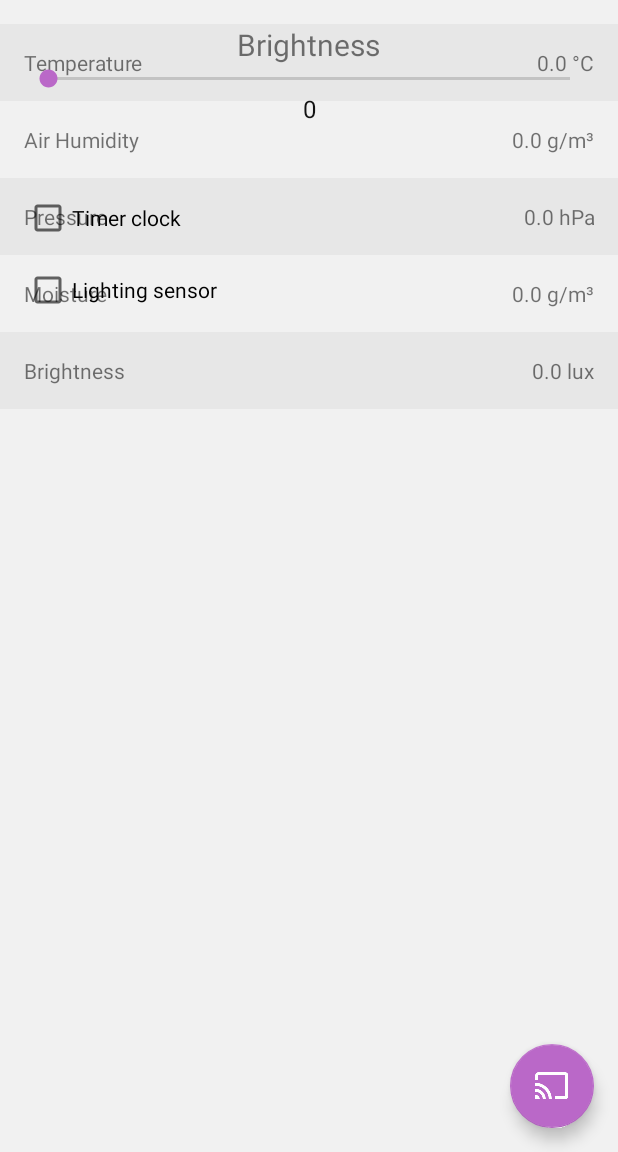
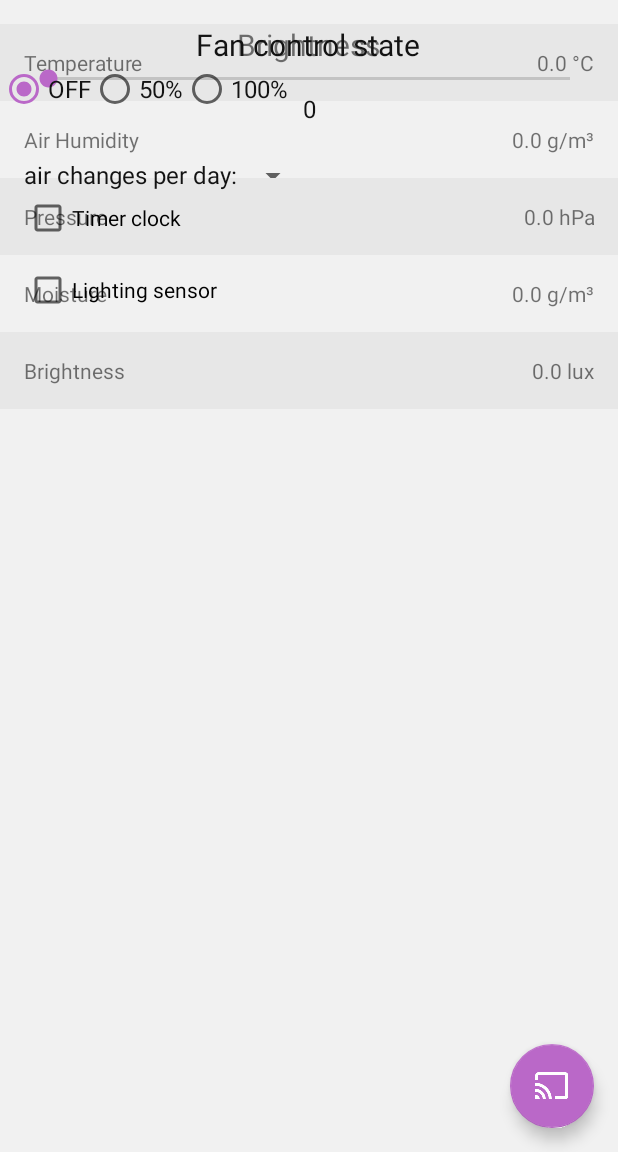
Before and after one commit to FelixTaylor/RemoteGreenHouse, an Android app: the screen it shows after launch (MainActivity), on a phone screen of 412 x 824 dp, the part 84-1236 px from its top. Run offline under Robolectric (Android 15) with nearby library versions, the phone set to English and light mode, and no system bars; 4 statements that could not run were skipped.

Commit message:
initial push

```diff
--- a/RemoteGreenHouse/app/src/main/java/project/group/remotegreenhouse/MainActivity.java
+++ b/RemoteGreenHouse/app/src/main/java/project/group/remotegreenhouse/MainActivity.java
@@ -15,17 +15,19 @@ import android.os.Bundle;
 import android.support.v7.widget.Toolbar;
 import android.text.Editable;
 import android.text.TextWatcher;
-import android.text.format.DateFormat;
 import android.text.format.DateUtils;
 import android.util.Log;
 import android.view.LayoutInflater;
 import android.view.Menu;
 import android.view.MenuItem;
 import android.view.View;
+import android.widget.ArrayAdapter;
 import android.widget.CheckBox;
 import android.widget.CompoundButton;
 import android.widget.LinearLayout;
+import android.widget.RadioButton;
 import android.widget.SeekBar;
+import android.widget.Spinner;
 import android.widget.TabHost;
 import android.widget.TableLayout;
 import android.widget.TextView;
@@ -36,11 +38,8 @@ import java.io.InputStream;
 import java.io.OutputStream;
 import java.text.SimpleDateFormat;
 import java.util.Calendar;
-import java.util.Date;
-import java.util.Locale;
 import java.util.Set;
 import java.util.TimeZone;
-import java.util.concurrent.TimeUnit;
 
 import static java.sql.Types.NULL;
 
@@ -254,6 +253,21 @@ public class MainActivity extends AppCompatActivity implements
             controlValues[0] = sb_LEDLightControl.getProgress();
             setLightControl();
             sendControlValues();
+        }
+    }
+    public void onRadioButtonClickedFan(View view){
+        boolean checked = ((RadioButton) view).isChecked();
+        switch(view.getId()){
+            case R.id.rbtn_fanoff:
+
+                break;
+            case R.id.rbtn_fanpartialload:
+
+                break;
+
+            case R.id.rbtn_fanfullload:
+
+                break;
         }
     }
 
@@ -590,6 +604,13 @@ public class MainActivity extends AppCompatActivity implements
             chb_lightingSensor.setChecked(false);
         }
 
+
+        //ventilation tab
+        Spinner spin_airChange = findViewById(R.id.spin_airchange);
+        ArrayAdapter<CharSequence> adapter = ArrayAdapter.createFromResource(this,
+                R.array.array_airCchange, android.R.layout.simple_spinner_item);
+        adapter.setDropDownViewResource(android.R.layout.simple_spinner_dropdown_item);
+        spin_airChange.setAdapter(adapter);
     }
 
     private final BroadcastReceiver mReceiver = new BroadcastReceiver() {
--- a/RemoteGreenHouse/app/src/main/res/layout/tab_ventilation.xml
+++ b/RemoteGreenHouse/app/src/main/res/layout/tab_ventilation.xml
@@ -1,4 +1,32 @@
 <?xml version="1.0" encoding="utf-8"?>
-<LinearLayout style="@style/Container" xmlns:android="http://schemas.android.com/apk/res/android" >
+<LinearLayout xmlns:android="http://schemas.android.com/apk/res/android" style="@style/Container"
+    android:paddingTop="@dimen/default_activity_padding">
+
+    <TextView style="@style/Label.Title" android:text="@string/label_fanState"
+        android:layout_gravity="center"/>
+
+    <RadioGroup xmlns:android="http://schemas.android.com/apk/res/android" android:orientation="horizontal"
+        android:layout_width="match_parent" android:layout_height="wrap_content"
+        android:layout_gravity="center" >
+
+        <RadioButton android:id="@+id/rbtn_fanoff" style="@style/radioButton"
+            android:text="@string/state_off" android:onClick="onRadioButtonClickedFan"
+            android:checked="true" />
+
+        <RadioButton android:id="@+id/rbtn_fanpartialload" style="@style/radioButton"
+            android:text="@string/state_partial_load" android:onClick="onRadioButtonClickedFan" />
+
+        <RadioButton android:id="@+id/rbtn_fanfullload" style="@style/radioButton"
+            android:text="@string/state_full_load" android:onClick="onRadioButtonClickedFan" />
+
+    </RadioGroup>
+
+    <LinearLayout style="@style/Container.Horizontal" android:paddingTop="30dp">
+        <TextView style="@style/Label"
+            android:text="@string/label_airchange" android:layout_gravity="left"/>
+
+        <Spinner android:id="@+id/spin_airchange" android:paddingStart="30dp"
+            android:layout_width="wrap_content"   android:layout_height="wrap_content" />
+    </LinearLayout>
 
 </LinearLayout>
--- a/RemoteGreenHouse/app/src/main/res/values/strings.xml
+++ b/RemoteGreenHouse/app/src/main/res/values/strings.xml
@@ -18,6 +18,8 @@
     <string name="label_tabWatering">Watering</string>
     <string name="label_timerClock">Timer clock</string>
     <string name="label_lightingSensor">Lighting sensor</string>
+    <string name="label_fanState">Fan control state</string>
+    <string name="label_airchange">air changes per day:</string>
 
     <array name="array_label_identifiers">
         <item>@string/label_temperature</item>
@@ -26,6 +28,12 @@
         <item>@string/label_moisture</item>
         <item>@string/label_brightness</item>
     </array>
+
+    <!-- States -->
+    <string name="state_on">ON</string>
+    <string name="state_off">OFF</string>
+    <string name="state_full_load">100%</string>
+    <string name="state_partial_load">50%</string>
 
 
     <!-- Actions -->
@@ -63,6 +71,14 @@
         <item>%1$s %</item>
     </array>
 
+    <string-array name="array_airCchange">
+        <item>x0</item>
+        <item>x1</item>
+        <item>x2</item>
+        <item>x3</item>
+        <item>x4</item>
+        <item>x5</item>
+    </string-array>
 
 
 </resources>
--- a/RemoteGreenHouse/app/src/main/res/values/styles.xml
+++ b/RemoteGreenHouse/app/src/main/res/values/styles.xml
@@ -55,7 +55,10 @@
         <item name="android:textColor">@color/colorText</item>
     </style>
     <style name="Label.Title">
+        <item name="android:layout_width">wrap_content</item>
+        <item name="android:layout_height">wrap_content</item>
         <item name="android:textSize">@dimen/text_title</item>
+        <item name="android:textColor">@color/colorText</item>
     </style>
 
     <!-- Buttons -->
@@ -75,4 +78,12 @@
         <item name="android:colorForeground">@color/sw_Disable</item>
     </style>
 
+    <style name="radioButton">
+        <item name="android:layout_width">wrap_content</item>
+        <item name="android:layout_height">match_parent</item>
+        <item name="android:textColor">@color/colorText</item>
+        <item name="android:textSize">@dimen/default_font_size</item>
+        <item name="android:gravity">center</item>
+    </style>
+
 </resources>
```
